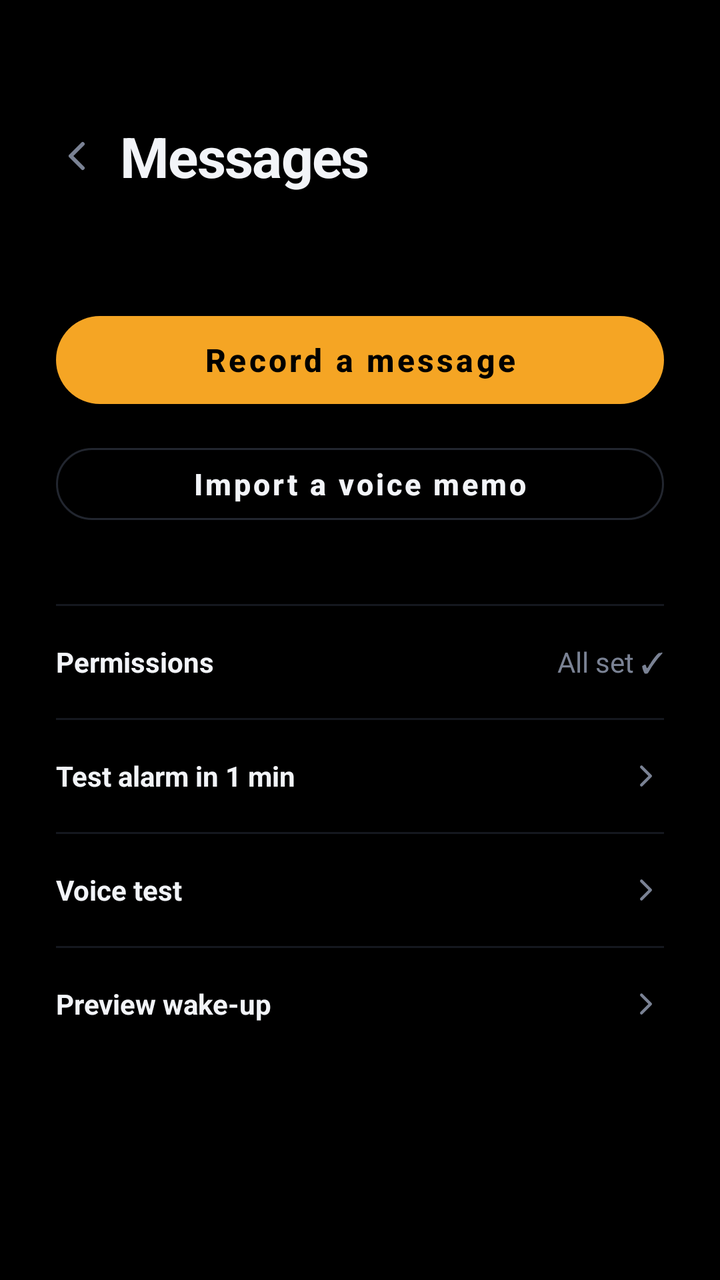
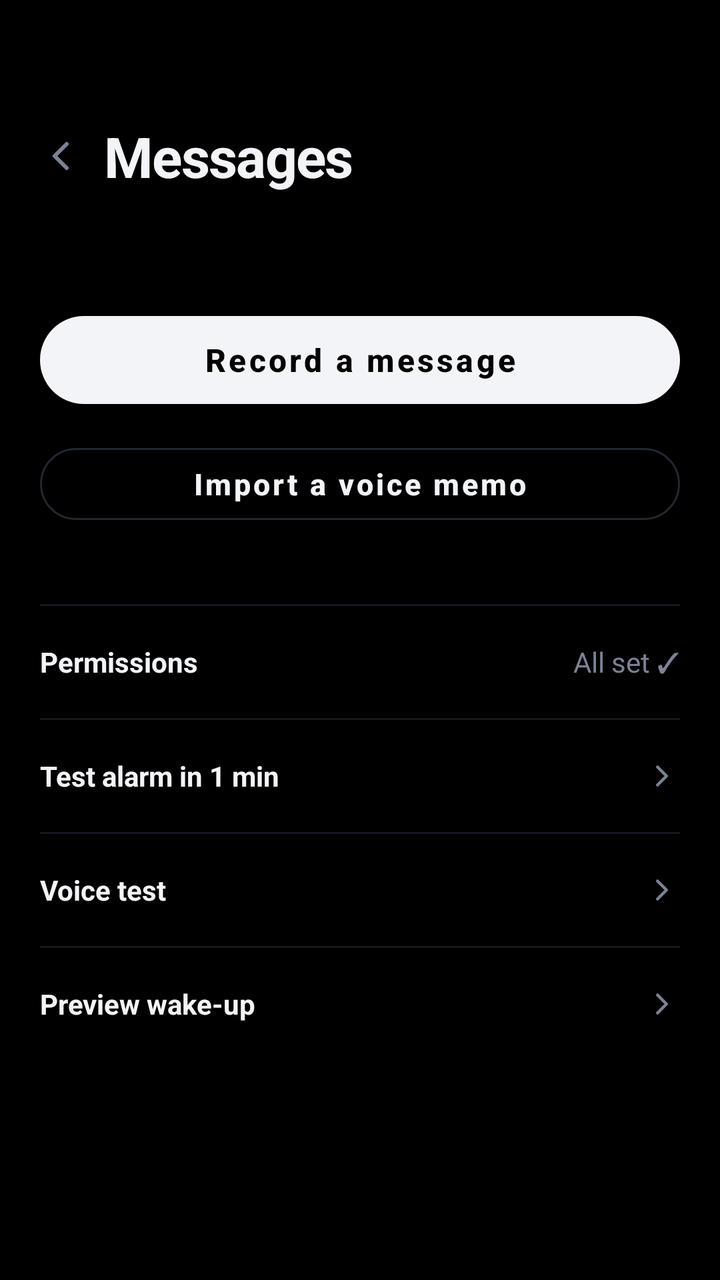

Two renders of the same Android screen: before a commit and after it. Below are the layout's source before the change and the commit's diff.
<!-- AndroidManifest.xml: application theme Theme.WhyNotYou -->
<!-- res/layout/activity_messages.xml -->
<?xml version="1.0" encoding="utf-8"?>
<ScrollView xmlns:android="http://schemas.android.com/apk/res/android"
    android:layout_width="match_parent"
    android:layout_height="match_parent"
    android:background="#000000"
    android:fillViewport="true">

    <LinearLayout
        android:layout_width="match_parent"
        android:layout_height="wrap_content"
        android:orientation="vertical"
        android:paddingStart="28dp"
        android:paddingTop="56dp"
        android:paddingEnd="28dp"
        android:paddingBottom="40dp">

        <LinearLayout
            android:layout_width="match_parent"
            android:layout_height="wrap_content"
            android:gravity="center_vertical"
            android:orientation="horizontal">
            <ImageButton
                android:id="@+id/btn_back"
                android:layout_width="44dp"
                android:layout_height="44dp"
                android:layout_marginStart="-12dp"
                android:background="@android:color/transparent"
                android:contentDescription="Back"
                android:src="@drawable/ic_back"
                android:tint="#7A8294" />
            <TextView
                android:layout_width="wrap_content"
                android:layout_height="wrap_content"
                android:text="Messages"
                android:textColor="#F2F4F8"
                android:textSize="28sp"
                android:textStyle="bold"
                android:letterSpacing="-0.02" />
        </LinearLayout>

        <LinearLayout
            android:id="@+id/list"
            android:layout_width="match_parent"
            android:layout_height="wrap_content"
            android:layout_marginTop="24dp"
            android:orientation="vertical" />

        
        <LinearLayout
            android:id="@+id/recorder"
            android:layout_width="match_parent"
            android:layout_height="wrap_content"
            android:layout_marginTop="24dp"
            android:background="@drawable/bg_box"
            android:gravity="center_horizontal"
            android:orientation="vertical"
            android:padding="24dp"
            android:visibility="gone">
            <com.whynotyou.alarm.OrbView
                android:id="@+id/rec_orb"
                android:layout_width="120dp"
                android:layout_height="120dp" />
            <TextView
                android:id="@+id/rec_time"
                android:layout_width="wrap_content"
                android:layout_height="wrap_content"
                android:layout_marginTop="12dp"
                android:text="0:00"
                android:textColor="#F2F4F8"
                android:textSize="22sp"
                android:textStyle="bold" />
            <EditText
                android:id="@+id/rec_from"
                android:layout_width="match_parent"
                android:layout_height="wrap_content"
                android:layout_marginTop="16dp"
                android:background="@android:color/transparent"
                android:hint="From"
                android:inputType="textCapWords"
                android:maxLines="1"
                android:paddingVertical="8dp"
                android:textColor="#F2F4F8"
                android:textColorHint="#3A3F4B"
                android:textSize="18sp"
                android:textStyle="bold" />
            <View android:layout_width="match_parent" android:layout_height="1dp" android:background="#22262F" />
            <LinearLayout
                android:layout_width="match_parent"
                android:layout_height="wrap_content"
                android:layout_marginTop="20dp"
                android:orientation="horizontal">
                <Button android:id="@+id/rec_cancel" style="@style/OutlineButton" android:layout_width="0dp" android:layout_weight="1" android:layout_marginEnd="6dp" android:text="Cancel" />
                <Button android:id="@+id/rec_stop" style="@style/PrimaryButton" android:layout_width="0dp" android:layout_height="48dp" android:layout_weight="1" android:layout_marginStart="6dp" android:text="Stop" />
            </LinearLayout>
        </LinearLayout>

        <Button
            android:id="@+id/btn_record"
            style="@style/PrimaryButton"
            android:layout_marginTop="28dp"
            android:drawableStart="@drawable/ic_mic"
            android:drawablePadding="10dp"
            android:drawableTint="#000000"
            android:text="Record a message" />

        <Button
            android:id="@+id/btn_import"
            style="@style/OutlineButton"
            android:layout_marginTop="10dp"
            android:text="Import a voice memo" />

        <View android:layout_width="match_parent" android:layout_height="1dp" android:layout_marginTop="36dp" android:background="#15181F" />

        <LinearLayout android:id="@+id/row_permissions" style="@style/Row" android:background="?android:attr/selectableItemBackground">
            <TextView style="@style/RowLabel" android:textSize="14sp" android:text="Permissions" />
            <TextView android:id="@+id/txt_permissions" style="@style/RowValue" android:textSize="14sp" android:text="All set ✓" />
        </LinearLayout>
        <View android:layout_width="match_parent" android:layout_height="1dp" android:background="#15181F" />

        <LinearLayout android:id="@+id/row_test" style="@style/Row" android:background="?android:attr/selectableItemBackground">
            <TextView style="@style/RowLabel" android:textSize="14sp" android:text="Test alarm in 1 min" />
            <ImageView android:layout_width="18dp" android:layout_height="18dp" android:src="@drawable/ic_chevron" android:tint="#7A8294" android:importantForAccessibility="no" />
        </LinearLayout>
        <View android:layout_width="match_parent" android:layout_height="1dp" android:background="#15181F" />

        <LinearLayout android:id="@+id/row_voicetest" style="@style/Row" android:background="?android:attr/selectableItemBackground">
            <TextView style="@style/RowLabel" android:textSize="14sp" android:text="Voice test" />
            <ImageView android:layout_width="18dp" android:layout_height="18dp" android:src="@drawable/ic_chevron" android:tint="#7A8294" android:importantForAccessibility="no" />
        </LinearLayout>
        <TextView
            android:id="@+id/txt_probe"
            android:layout_width="match_parent"
            android:layout_height="wrap_content"
            android:fontFamily="monospace"
            android:paddingBottom="12dp"
            android:text=""
            android:textColor="#7A8294"
            android:textIsSelectable="true"
            android:textSize="11sp"
            android:visibility="gone" />
        <View android:layout_width="match_parent" android:layout_height="1dp" android:background="#15181F" />

        <LinearLayout android:id="@+id/row_preview" style="@style/Row" android:background="?android:attr/selectableItemBackground">
            <TextView style="@style/RowLabel" android:textSize="14sp" android:text="Preview wake-up" />
            <ImageView android:layout_width="18dp" android:layout_height="18dp" android:src="@drawable/ic_chevron" android:tint="#7A8294" android:importantForAccessibility="no" />
        </LinearLayout>
    </LinearLayout>
</ScrollView>
<!-- resources referenced by this layout -->
<resources>
  <!-- drawable bg_box (drawable) -->
  <?xml version="1.0" encoding="utf-8"?>
  <shape xmlns:android="http://schemas.android.com/apk/res/android" android:shape="rectangle">
      <solid android:color="#000000" />
      <stroke android:width="1dp" android:color="#22262F" />
      <corners android:radius="24dp" />
  </shape>
  <!-- drawable ic_back (drawable) -->
  <?xml version="1.0" encoding="utf-8"?>
  <vector xmlns:android="http://schemas.android.com/apk/res/android"
      android:width="24dp" android:height="24dp"
      android:viewportWidth="24" android:viewportHeight="24">
      <path android:fillColor="#00000000" android:strokeColor="#FFFFFFFF" android:strokeWidth="2" android:strokeLineCap="round" android:strokeLineJoin="round" android:pathData="M15,6L9,12L15,18"/>
  </vector>
  <style name="PrimaryButton" parent="Widget.MaterialComponents.Button">
          <item name="android:layout_width">match_parent</item>
          <item name="android:layout_height">56dp</item>
          <item name="android:textAllCaps">false</item>
          <item name="android:textStyle">bold</item>
          <item name="android:textSize">16sp</item>
          <item name="backgroundTint">#F5A524</item>
          <item name="android:textColor">#000000</item>
          <item name="cornerRadius">28dp</item>
      </style>
  <style name="Row">
          <item name="android:layout_width">match_parent</item>
          <item name="android:layout_height">wrap_content</item>
          <item name="android:minHeight">56dp</item>
          <item name="android:orientation">horizontal</item>
          <item name="android:gravity">center_vertical</item>
          <item name="android:paddingTop">14dp</item>
          <item name="android:paddingBottom">14dp</item>
      </style>
  <style name="RowLabel">
          <item name="android:layout_width">0dp</item>
          <item name="android:layout_height">wrap_content</item>
          <item name="android:layout_weight">1</item>
          <item name="android:textColor">#F2F4F8</item>
          <item name="android:textSize">16sp</item>
          <item name="android:textStyle">bold</item>
      </style>
  <style name="RowValue">
          <item name="android:layout_width">wrap_content</item>
          <item name="android:layout_height">wrap_content</item>
          <item name="android:textColor">#7A8294</item>
          <item name="android:textSize">15sp</item>
      </style>
  <style name="Theme.WhyNotYou" parent="Theme.MaterialComponents.NoActionBar">
          <item name="colorPrimary">#F5A524</item>
          <item name="colorOnPrimary">#000000</item>
          <item name="colorSecondary">#F5A524</item>
          <item name="colorAccent">#F5A524</item>
          <item name="android:statusBarColor">#000000</item>
          <item name="android:navigationBarColor">#000000</item>
          <item name="android:windowBackground">#000000</item>
          <item name="android:textColorPrimary">#F2F4F8</item>
          <item name="android:colorControlActivated">#F5A524</item>
          <item name="android:timePickerStyle">@style/TimePickerDark</item>
          <item name="android:alertDialogTheme">@style/DialogDark</item>
          <item name="materialAlertDialogTheme">@style/DialogDark</item>
      </style>
  <style name="TimePickerDark" parent="android:Widget.Material.TimePicker">
          <item name="android:headerBackground">#0B0D12</item>
          <item name="android:numbersBackgroundColor">#15181F</item>
          <item name="android:numbersSelectorColor">#F5A524</item>
          <item name="android:numbersTextColor">#F2F4F8</item>
      </style>
  <style name="DialogDark" parent="Theme.MaterialComponents.Dialog">
          <item name="colorPrimary">#F5A524</item>
          <item name="colorAccent">#F5A524</item>
          <item name="android:background">#0B0D12</item>
          <item name="android:textColorPrimary">#F2F4F8</item>
          <item name="android:textColorSecondary">#7A8294</item>
      </style>
  <!-- unchanged entries left out for length: 3 -->
</resources>

<!-- the commit's change to res/layout/activity_messages.xml (unified diff, before → after) -->
@@ -9,9 +9,9 @@
         android:layout_width="match_parent"
         android:layout_height="wrap_content"
         android:orientation="vertical"
-        android:paddingStart="28dp"
+        android:paddingStart="20dp"
         android:paddingTop="56dp"
-        android:paddingEnd="28dp"
+        android:paddingEnd="20dp"
         android:paddingBottom="40dp">
 
         <LinearLayout
<!-- resource entries referenced after the edit -->
@@ -20,7 +20,7 @@
           <item name="android:textAllCaps">false</item>
           <item name="android:textStyle">bold</item>
           <item name="android:textSize">16sp</item>
-          <item name="backgroundTint">#F5A524</item>
+          <item name="backgroundTint">#F2F4F8</item>
           <item name="android:textColor">#000000</item>
           <item name="cornerRadius">28dp</item>
       </style>
@@ -48,15 +48,15 @@
           <item name="android:textSize">15sp</item>
       </style>
   <style name="Theme.WhyNotYou" parent="Theme.MaterialComponents.NoActionBar">
-          <item name="colorPrimary">#F5A524</item>
+          <item name="colorPrimary">#F2F4F8</item>
           <item name="colorOnPrimary">#000000</item>
-          <item name="colorSecondary">#F5A524</item>
-          <item name="colorAccent">#F5A524</item>
+          <item name="colorSecondary">#F2F4F8</item>
+          <item name="colorAccent">#F2F4F8</item>
           <item name="android:statusBarColor">#000000</item>
           <item name="android:navigationBarColor">#000000</item>
           <item name="android:windowBackground">#000000</item>
           <item name="android:textColorPrimary">#F2F4F8</item>
-          <item name="android:colorControlActivated">#F5A524</item>
+          <item name="android:colorControlActivated">#F2F4F8</item>
           <item name="android:timePickerStyle">@style/TimePickerDark</item>
           <item name="android:alertDialogTheme">@style/DialogDark</item>
           <item name="materialAlertDialogTheme">@style/DialogDark</item>
@@ -64,12 +64,12 @@
   <style name="TimePickerDark" parent="android:Widget.Material.TimePicker">
           <item name="android:headerBackground">#0B0D12</item>
           <item name="android:numbersBackgroundColor">#15181F</item>
-          <item name="android:numbersSelectorColor">#F5A524</item>
+          <item name="android:numbersSelectorColor">#F2F4F8</item>
           <item name="android:numbersTextColor">#F2F4F8</item>
       </style>
   <style name="DialogDark" parent="Theme.MaterialComponents.Dialog">
-          <item name="colorPrimary">#F5A524</item>
-          <item name="colorAccent">#F5A524</item>
+          <item name="colorPrimary">#F2F4F8</item>
+          <item name="colorAccent">#F2F4F8</item>
           <item name="android:background">#0B0D12</item>
           <item name="android:textColorPrimary">#F2F4F8</item>
           <item name="android:textColorSecondary">#7A8294</item>
